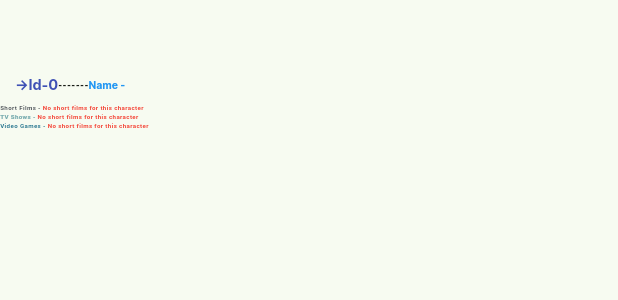
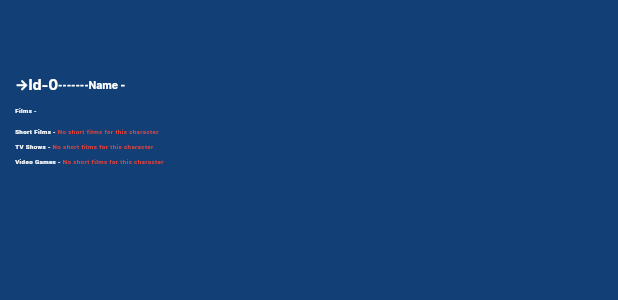
Before and after one commit to Nemil21/flutter-contest, a Flutter app: what characterWidget() shows on an empty page, opened directly with empty values, on a phone screen of 412 x 824 dp. Shown: the top 300 px of the screen. Run offline on Flutter 3.47's test engine with Material 3 defaults, Android fonts, the phone set to English and light mode, and no system bars; our stand-ins replace awesome_dialog, sizer.

Commit message:
Update characterWidget.dart

```diff
--- a/lib/characterWidget.dart
+++ b/lib/characterWidget.dart
@@ -9,6 +9,7 @@ class characterWidget extends StatelessWidget {
   @override
   Widget build(BuildContext context) {
     return Container(
+       color: Color.fromRGBO(18, 64, 118, 1),
       child: Column(
         children: [
           Padding(
@@ -18,22 +19,33 @@ class characterWidget extends StatelessWidget {
                 Text('->Id-' + char.id.toString(),
                     style: TextStyle(
                         fontWeight: FontWeight.bold,
-                        color: Colors.indigo,
+                        color: Colors.white,
                         fontSize: 7.sp,
                         fontFamily: 'interTight')),
                 Text('-------',
                     style:
-                        TextStyle(fontWeight: FontWeight.bold, fontSize: 5.sp)),
+                        TextStyle(fontWeight: FontWeight.bold,color: Colors.white, fontSize: 5.sp)),
                 Text('Name -' + char.name,
                     style: TextStyle(
                         fontWeight: FontWeight.bold,
-                        color: Colors.blue,
+                        color: Colors.white,
                         fontSize: 5.sp,
                         fontFamily: 'interTight'))
               ],
             ),
+          ),Padding(
+            padding: const EdgeInsets.fromLTRB(10, 2, 10, 2),
+            child: Row(
+              children: [Text('Films - ',
+                  style: TextStyle(
+                      fontWeight: FontWeight.bold,
+                      color: Colors.white,
+                      fontSize: 3.sp))],
             ),
-          Column(
+          ),
+          Padding(
+            padding: const EdgeInsets.fromLTRB(10, 2, 10, 2),
+            child: Column(
               crossAxisAlignment: CrossAxisAlignment.start,
               children: char.films.map((film) {
                 return ListTile(
@@ -45,12 +57,13 @@ class characterWidget extends StatelessWidget {
                     style: TextStyle(
                       fontFamily: 'interTight',
                       fontWeight: FontWeight.bold,
-                    color: Color.fromRGBO(34, 40, 49, 1),
+                      color: Colors.white,
                       fontSize: 3.sp,
                     ),
                   ),
                 );
               }).toList(),
+            ),
           ),
 
           // Row(
@@ -60,12 +73,14 @@ class characterWidget extends StatelessWidget {
           //             color: Colors.amber,
           //             fontSize: 5.sp))],
           // ),
-          Row(
+          Padding(
+            padding: const EdgeInsets.fromLTRB(10, 2, 10, 2),
+            child: Row(
               children: [
                 Text('Short Films - ',
                     style: TextStyle(
                         fontWeight: FontWeight.bold,
-                      color: Color.fromRGBO(49, 54, 63, 1),
+                        color: Colors.white,
                         fontSize: 3.sp)),
                 if (char.shortFilms.isEmpty)
                   Text('No short films for this character',
@@ -77,16 +92,19 @@ class characterWidget extends StatelessWidget {
                   Text('${char.shortFilms.join(', ')}',
                       style: TextStyle(
                           fontWeight: FontWeight.bold,
-                        color: Colors.green,
+                          color: Colors.white,
                           fontSize: 5.sp)),
               ],
             ),
-          Row(
+          ),
+          Padding(
+            padding: const EdgeInsets.fromLTRB(10, 2, 10, 2),
+            child: Row(
               children: [
                 Text('TV Shows - ',
                     style: TextStyle(
                         fontWeight: FontWeight.bold,
-                      color: Color.fromRGBO(118, 171, 174, 1),
+                        color: Colors.white,
                         fontSize: 3.sp)),
                 if (char.tvShows.isEmpty)
                   Text('No short films for this character',
@@ -98,16 +116,19 @@ class characterWidget extends StatelessWidget {
                   Text('${char.tvShows.join(', ')}',
                       style: TextStyle(
                           fontWeight: FontWeight.bold,
-                        color: Color.fromRGBO(118, 171, 174, 1),
+                          color: Colors.white,
                           fontSize: 3.sp))
               ],
             ),
-          Row(
+          ),
+          Padding(
+            padding: const EdgeInsets.fromLTRB(10, 2, 10, 2),
+            child: Row(
               children: [
                 Text('Video Games - ',
                     style: TextStyle(
                         fontWeight: FontWeight.bold,
-                      color: Color.fromRGBO(23, 107, 135,1),
+                        color: Colors.white,
                         fontSize: 3.sp)),
                 if (char.tvShows.isEmpty)
                   Text('No short films for this character',
@@ -119,9 +140,10 @@ class characterWidget extends StatelessWidget {
                   Text('${char.tvShows.join(', ')}',
                       style: TextStyle(
                           fontWeight: FontWeight.bold,
-                        color: Color.fromRGBO(118, 171, 174, 1),
+                          color: Colors.white,
                           fontSize: 3.sp))
               ],
+            ),
           ),
         ],
       ),
```
Lines whose indentation alone changed are shown as unchanged.
